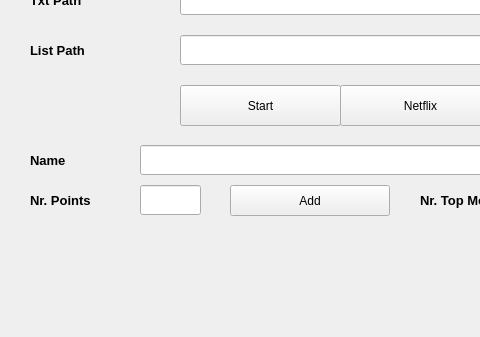
Qt form lister.ui (Eglis05/MovieList) before a commit; both pictures show x 0 to 480 and y 135 to 472 of the 807 by 472 pixel window.
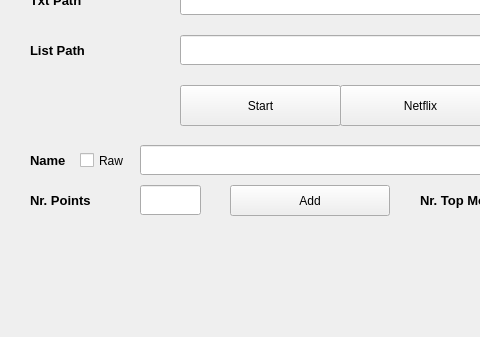
The same form after that commit.

```diff
--- a/lister.ui
+++ b/lister.ui
@@ -283,7 +283,7 @@
      <rect>
       <x>30</x>
       <y>280</y>
-      <width>100</width>
+      <width>51</width>
       <height>30</height>
      </rect>
     </property>
@@ -463,6 +463,19 @@
      <string>Netflix</string>
     </property>
    </widget>
+   <widget class="QCheckBox" name="Raw">
+    <property name="geometry">
+     <rect>
+      <x>80</x>
+      <y>280</y>
+      <width>51</width>
+      <height>31</height>
+     </rect>
+    </property>
+    <property name="text">
+     <string>Raw</string>
+    </property>
+   </widget>
   </widget>
   <widget class="QMenuBar" name="menubar">
    <property name="geometry">
```
